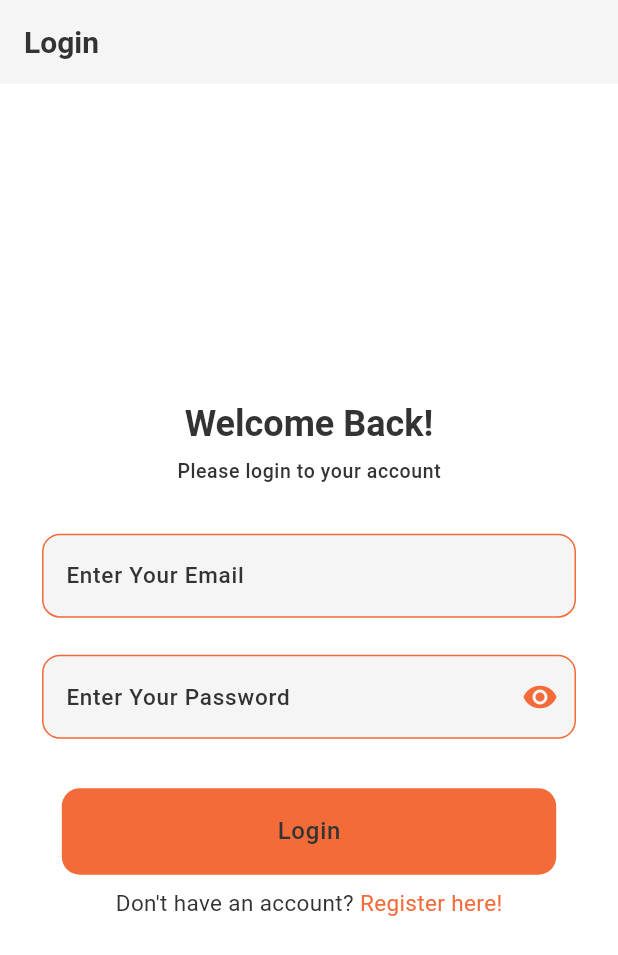
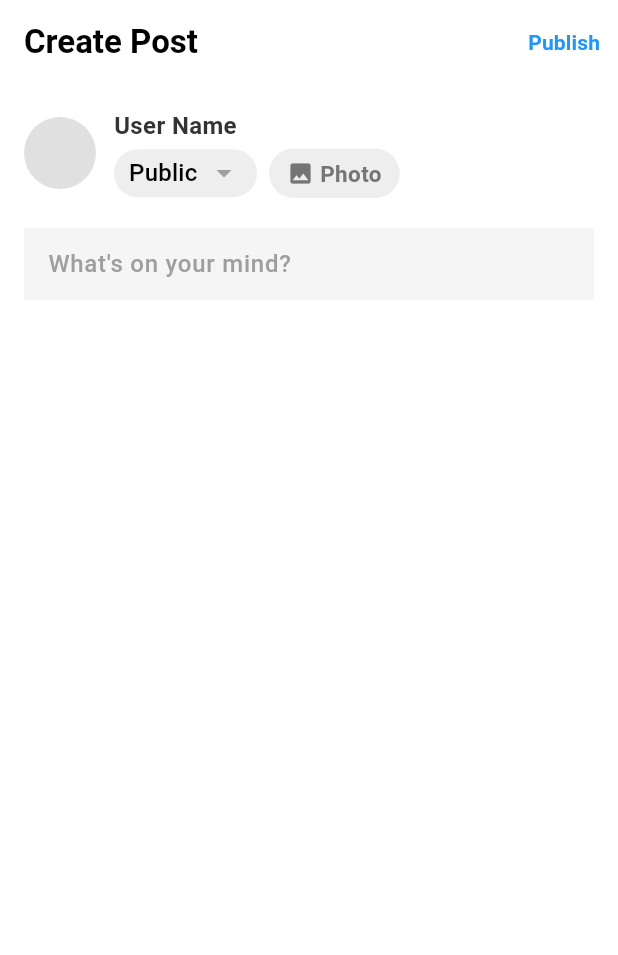
Before and after one commit to anees-dahot/flock, a Flutter app: the screen it shows after launch, on a phone screen of 412 x 824 dp. Shown: the top 955 px of the screen. Run offline on Flutter 3.47's test engine with Material 3 defaults, Android fonts, the phone set to English and light mode, and no system bars; our stand-ins replace another_flushbar, bloc, cached_network_image, equatable, flutter_bloc, image_picker and 1 more; missing offline and left inert: cloudinary_public; accounts and stored records are empty; Roboto replaces fonts that are missing (Poppins).

Commit message:
created post screen

```diff
--- /dev/null
+++ b/lib/features/add posts/screens/add_post.dart
@@ -0,0 +1,173 @@
+import 'package:cached_network_image/cached_network_image.dart';
+import 'package:flock/models/user.dart';
+import 'package:flock/utils/storage.dart';
+import 'package:flutter/material.dart';
+
+class AddPost extends StatefulWidget {
+  const AddPost({super.key});
+
+  @override
+  _AddPostState createState() => _AddPostState();
+}
+
+class _AddPostState extends State<AddPost> {
+  final TextEditingController _textController = TextEditingController();
+  bool _isImageSelected = false;
+  String? _visibilityValue = 'Public';
+  UserModel? user;
+
+  @override
+  void initState() {
+    getUser();
+    super.initState();
+  }
+
+  void getUser() async {
+    user = await Storage().getUserData();
+    setState(() {});
+  }
+
+  @override
+  Widget build(BuildContext context) {
+    return Scaffold(
+      appBar: AppBar(
+        title: const Text('Create Post', style: TextStyle(fontWeight: FontWeight.bold)),
+        actions: [
+          TextButton(
+            child: const Text('Publish',
+                style: TextStyle(color: Colors.blue, fontWeight: FontWeight.bold)),
+            onPressed: () {
+              // Call the function to publish the post
+            },
+          ),
+        ],
+      ),
+      body: SingleChildScrollView(
+        child: Padding(
+          padding: const EdgeInsets.all(16.0),
+          child: Column(
+            crossAxisAlignment: CrossAxisAlignment.start,
+            children: [
+              Row(
+                children: [
+                  CircleAvatar(
+                    backgroundImage: user?.profileImage != null
+                        ? CachedNetworkImageProvider(user!.profileImage)
+                        : null,
+                    radius: 24,
+                  ),
+                  const SizedBox(width: 12),
+                  Expanded(
+                    child: Column(
+                      crossAxisAlignment: CrossAxisAlignment.start,
+                      children: [
+                        Text(
+                          user?.fullName ?? 'User Name',
+                          style: const TextStyle(fontWeight: FontWeight.bold, fontSize: 16),
+                        ),
+                        const SizedBox(height: 4),
+                        Row(
+                          children: [
+                            Container(
+                              padding: const EdgeInsets.symmetric(horizontal: 10, vertical: 4),
+                              decoration: BoxDecoration(
+                                color: Colors.grey[200],
+                                borderRadius: BorderRadius.circular(20),
+                              ),
+                              child: DropdownButtonHideUnderline(
+                                child: DropdownButton<String>(
+                                  items: ['Public', 'Private'].map((String value) {
+                                    return DropdownMenuItem<String>(
+                                      value: value,
+                                      child: Text(value),
+                                    );
+                                  }).toList(),
+                                  value: _visibilityValue,
+                                  onChanged: (value) {
+                                    setState(() {
+                                      _visibilityValue = value;
+                                    });
+                                  },
+                                  icon: const Icon(Icons.arrow_drop_down, color: Colors.grey),
+                                  isDense: true,
+                                ),
+                              ),
+                            ),
+                            const SizedBox(width: 8),
+                            _buildImageButton(),
+                          ],
+                        ),
+                      ],
+                    ),
+                  ),
+                ],
+              ),
+              const SizedBox(height: 20),
+              TextField(
+                controller: _textController,
+                maxLines: null,
+                decoration: const InputDecoration(
+                  hintText: 'What\'s on your mind?',
+                  hintStyle: TextStyle(color: Colors.grey),
+                  border: InputBorder.none,
+                ),
+              ),
+              const SizedBox(height: 20),
+              if (_isImageSelected)
+                Container(
+                  height: 200,
+                  width: double.infinity,
+                  decoration: BoxDecoration(
+                    color: Colors.grey[300],
+                    borderRadius: BorderRadius.circular(12),
+                  ),
+                  child: Center(
+                    child: Icon(
+                      Icons.image,
+                      size: 50,
+                      color: Colors.grey[600],
+                    ),
+                  ),
+                ),
+            ],
+          ),
+        ),
+      ),
+    );
+  }
+
+  Widget _buildImageButton() {
+    return InkWell(
+      onTap: () {
+        setState(() {
+          _isImageSelected = !_isImageSelected;
+        });
+      },
+      child: Container(
+        padding: const EdgeInsets.symmetric(horizontal: 12, vertical: 6),
+        decoration: BoxDecoration(
+          color: _isImageSelected ? Colors.blue.shade100 : Colors.grey[200],
+          borderRadius: BorderRadius.circular(20),
+        ),
+        child: Row(
+          mainAxisSize: MainAxisSize.min,
+          children: [
+            Icon(
+              Icons.image,
+              size: 18,
+              color: _isImageSelected ? Colors.blue : Colors.grey[600],
+            ),
+            const SizedBox(width: 4),
+            Text(
+              'Photo',
+              style: TextStyle(
+                color: _isImageSelected ? Colors.blue : Colors.grey[600],
+                fontWeight: FontWeight.bold,
+              ),
+            ),
+          ],
+        ),
+      ),
+    );
+  }
+}
--- a/lib/main.dart
+++ b/lib/main.dart
@@ -1,4 +1,5 @@
 import 'package:flock/core/theme/theme_cubit.dart';
+import 'package:flock/features/add%20posts/screens/add_post.dart';
 import 'package:flock/features/splash%20screen/screens/splash_screen.dart';
 import 'package:flock/routes/router.dart';
 import 'package:flutter/material.dart';
@@ -35,7 +36,7 @@ class MyApp extends StatelessWidget {
             themeMode: ThemeMode.light,
             onGenerateRoute: generateRoute,
             // initialRoute: NavigationBarScreen.routeName,
-            home: SplashScreen(),
+            home: AddPost(),
           );
         },
       ),
```
